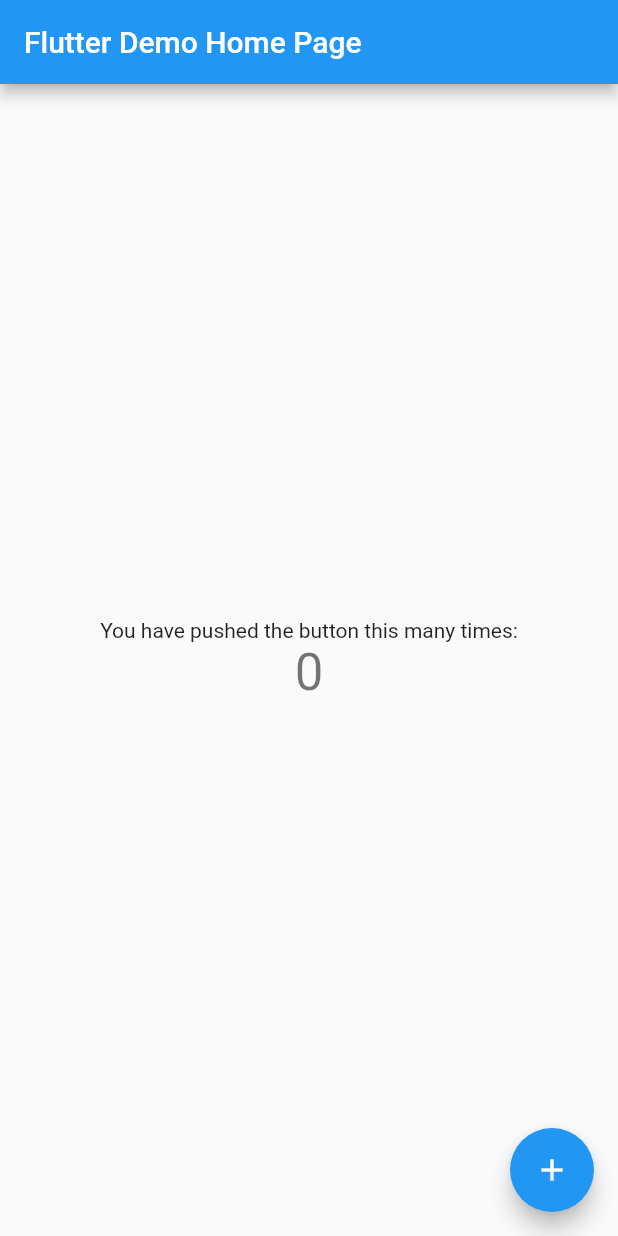
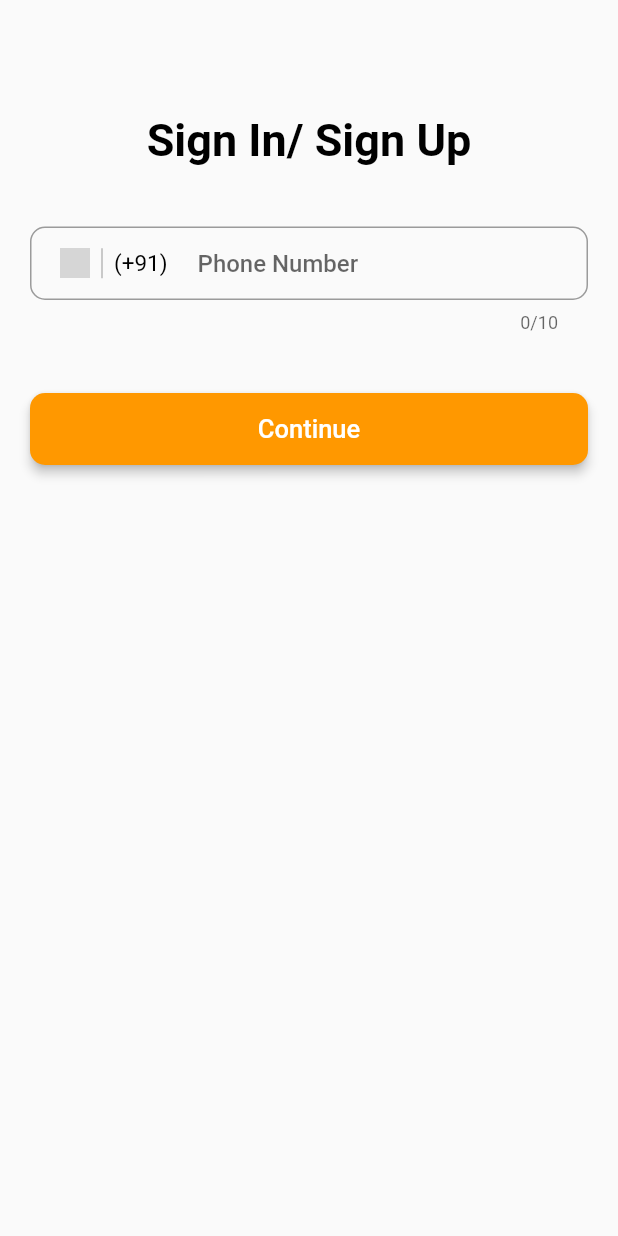
Before and after one commit to DhanushDivakar/malnutrition, a Flutter app: the screen it shows after launch, on a phone screen of 412 x 824 dp. Run offline on Flutter 3.47's test engine with Material 2 defaults, Android fonts, the phone set to English and light mode, and no system bars; network calls fail; Roboto replaces fonts that are missing (Poppins); grey boxes are pictures that could not be loaded.

Commit message:
auth - login

```diff
--- /dev/null
+++ b/lib/auth/login.dart
@@ -0,0 +1,288 @@
+import 'package:flutter/material.dart';
+
+class LoginPage extends StatefulWidget {
+  const LoginPage({super.key});
+
+  @override
+  State<LoginPage> createState() => _LoginPageState();
+}
+
+class _LoginPageState extends State<LoginPage> {
+   bool showLoading = false;
+  @override
+  Widget build(BuildContext context) {
+    final height = MediaQuery.of(context).size.height;
+    final width = MediaQuery.of(context).size.width;
+    return SafeArea(
+      child: Scaffold(
+
+        // backgroundColor: Colors.orange[100],
+        appBar: AppBar(
+        backgroundColor: Colors.transparent,
+        elevation: 0,
+        // leading: IconButton(
+        //   icon: Icon(
+        //     Icons.chevron_left_rounded,
+        //     color: Theme.of(context).colorScheme.primary,
+        //     size: 45,
+        //   ),
+        //   onPressed: () {
+        //     Navigator.of(context).pop();
+        //   },
+        // ),
+      ),
+        body: Column(
+        children: [
+          const Padding(
+            padding: EdgeInsets.all(20.0),
+            child: Text(
+              "Sign In/ Sign Up",
+              style: TextStyle(
+                fontWeight: FontWeight.w600,
+                fontSize: 30,
+                color: Colors.black,
+              ),
+            ),
+          ),
+          Padding(
+            padding: const EdgeInsets.all(20.0),
+            child: Form(
+              //key: formKey,
+              child: TextFormField(
+                validator: (value) {
+                  if (value!.isEmpty || value.length != 10) {
+                    return "Enter correct number";
+                  } else {
+                    return null;
+                  }
+                },
+                maxLength: 10,
+                autofocus: false,
+                style: const TextStyle(
+                    fontSize: 16,
+                    color: Colors.black,
+                    fontWeight: FontWeight.w500),
+                keyboardType: TextInputType.number,
+                cursorColor: Theme.of(context).colorScheme.primary,
+                textInputAction: TextInputAction.done,
+               // controller: phonenum,
+                decoration: InputDecoration(
+                  contentPadding: const EdgeInsets.fromLTRB(20, 15, 20, 15),
+                  hintText: "Phone Number",
+                  prefixIcon: Container(
+                    margin: const EdgeInsets.symmetric(horizontal: 20),
+                    child: Row(
+                      mainAxisSize: MainAxisSize.min,
+                      children: [
+                        IntrinsicHeight(
+                          child: Row(
+                            children: [
+                              SizedBox(
+                                height: 20,
+                                width: 20,
+                                child: Image.network('https://upload.wikimedia.org/wikipedia/en/thumb/4/41/Flag_of_India.svg/800px-Flag_of_India.svg.png')
+                              ),
+                              const VerticalDivider(
+                                color: Colors.black26,
+                                thickness: 1,
+                              ),
+                              const Text(
+                                "(+91)",
+                                style: TextStyle(
+                                    color: Colors.black, fontSize: 15),
+                              ),
+                            ],
+                          ),
+                        ),
+                      ],
+                    ),
+                  ),
+                  border: OutlineInputBorder(
+                    borderRadius: BorderRadius.circular(10),
+                    borderSide: const BorderSide(
+                      width: 0.2,
+                      color: Color.fromRGBO(230, 154, 141, 1),
+                    ),
+                  ),
+                  focusedBorder: OutlineInputBorder(
+                    borderSide: BorderSide(
+                        color: Theme.of(context).colorScheme.primary, width: 2),
+                    borderRadius: BorderRadius.circular(10.0),
+                  ),
+                ),
+              ),
+            ),
+          ),
+          Padding(
+            padding: const EdgeInsets.fromLTRB(20, 20, 20, 0),
+            child: Material(
+              elevation: 3,
+              borderRadius: BorderRadius.circular(10),
+              color: Theme.of(context).colorScheme.primary,
+              child: MaterialButton(
+                //padding: const EdgeInsets.fromLTRB(20, 15, 20, 15),
+                minWidth: MediaQuery.of(context).size.width,
+                onPressed: () async {
+                   FocusScope.of(context).unfocus();
+                  // final isValid = formKey.currentState!.validate();
+                  // if (isValid) {
+                  //   setState(() {
+                  //     showLoading = true;
+                  //   });
+                  //   CollectionReference collectionRef =
+                  //       FirebaseFirestore.instance.collection('users');
+
+                  //   // Get docs from collection reference
+                  //   QuerySnapshot querySnapshot = await collectionRef
+                  //       .where('phoneNumber', isEqualTo: phonenum.text)
+                  //       .get();
+                  //   //print(querySnapshot);
+                  //   // if(querySnapshot == null){
+                  //   //   print('new user');
+                  //   // }else{
+                  //   //   print('existing user');
+                  //   // }
+
+                  //   // Get data from docs and convert map to List
+                  //   final allData =
+                  //       querySnapshot.docs.map((doc) => doc.data()).toList();
+                  //   if (allData.isEmpty) {
+                  //     print('new user');
+                  //     Navigator.pushReplacement(
+                  //       context,
+                  //       MaterialPageRoute(
+                  //         builder: (context) => SignUp(
+                  //           phoneNumber: phonenum.text,
+                  //         ),
+                  //       ),
+                  //     );
+                  //   } else {
+                  //     print('old user');
+                  //     await auth.verifyPhoneNumber(
+                  //         phoneNumber: '+91${phonenum.text}',
+                  //         verificationCompleted: (_) {
+                  //           setState(() {
+                  //             showLoading = false;
+                  //           });
+                  //         },
+                  //         verificationFailed: (e) {
+                  //           final snackBar = SnackBar(
+                  //             behavior: SnackBarBehavior.floating,
+                  //             backgroundColor: Colors.transparent,
+                  //             elevation: 0,
+                  //             content: Container(
+                  //               padding: const EdgeInsets.all(8),
+                  //               decoration: BoxDecoration(
+                  //                 color: const Color.fromRGBO(138, 80, 196, 60),
+                  //                 borderRadius: BorderRadius.circular(10),
+                  //               ),
+                  //               child: Row(
+                  //                 mainAxisAlignment: MainAxisAlignment.center,
+                  //                 children: [
+                  //                   Expanded(
+                  //                     child: Text(
+                  //                       e.toString(),
+                  //                       textAlign: TextAlign.center,
+                  //                       style: TextStyle(fontSize: 15),
+                  //                     ),
+                  //                   ),
+                  //                 ],
+                  //               ),
+                  //             ),
+                  //           );
+                  //           ScaffoldMessenger.of(context)
+                  //               .showSnackBar(snackBar);
+                  //           setState(() {
+                  //             showLoading = false;
+                  //           });
+                  //           print(e.message);
+                  //         },
+                  //         codeSent: (String verificationId, int? token) async {
+                  //           Navigator.push(
+                  //             context,
+                  //             MaterialPageRoute(
+                  //               builder: (context) => OtpScreen(
+                  //                 verificationId: verificationId,
+                  //               ),
+                  //             ),
+                  //           );
+                  //           // await FirebaseFirestore.instance
+                  //           //     .collection('users')
+                  //           //     .doc(auth.currentUser!.uid)
+                  //           //     .set({
+                  //           //   'phoneNumber': phonenum.text,
+                  //           // });
+                  //           // final  uid = FirebaseAuth.instance.currentUser!.uid;
+                  //           // print(uid);
+
+                  //           setState(() {
+                  //             showLoading = false;
+                  //           });
+                  //         },
+                  //         codeAutoRetrievalTimeout: (e) {
+                  //           // final snackBar = SnackBar(
+                  //           //   behavior: SnackBarBehavior.floating,
+                  //           //   backgroundColor: Colors.transparent,
+                  //           //   elevation: 0,
+                  //           //   content: Container(
+                  //           //     padding: const EdgeInsets.all(8),
+                  //           //     decoration: BoxDecoration(
+                  //           //       color: const Color.fromRGBO(138, 80, 196, 60),
+                  //           //       borderRadius: BorderRadius.circular(10),
+                  //           //     ),
+                  //           //     child: Row(
+                  //           //       mainAxisAlignment: MainAxisAlignment.center,
+                  //           //       children: [
+                  //           //         Expanded(
+                  //           //           child: Text(
+                  //           //             e,
+                  //           //             textAlign: TextAlign.center,
+                  //           //             style: TextStyle(fontSize: 15),
+                  //           //           ),
+                  //           //         ),
+                  //           //       ],
+                  //           //     ),
+                  //           //   ),
+                  //           // );
+                  //           // ScaffoldMessenger.of(context).showSnackBar(
+                  //           //     snackBar);
+                  //           setState(() {
+                  //             showLoading = false;
+                  //           });
+                  //           print(e);
+                  //         });
+
+                  //     print(allData);
+
+                  //     //FirebaseFirestore.instance.collection('users').doc();
+                  //     print(phonenum.text);
+                  //     // print(FirebaseAuth.instance.currentUser!.uid);
+                  //     // if(FirebaseAuth.instance.currentUser!.uid.isNotEmpty){
+                  //     //   print("exixting user");
+                  //     //
+                  //     // }
+                  //   }
+                  // }
+                },
+                child: showLoading
+                    ? const CircularProgressIndicator(
+                        color: Colors.white,
+                      )
+                    : const Text(
+                        "Continue",
+                        textAlign: TextAlign.center,
+                        style: TextStyle(
+                          color: Colors.white,
+                          fontFamily: 'Poppins',
+                          fontSize: 17,
+                        ),
+                      ),
+              ),
+            ),
+          )
+        ],
+      ),
+      ),
+    );
+  }
+}
--- a/lib/main.dart
+++ b/lib/main.dart
@@ -1,4 +1,6 @@
 import 'package:flutter/material.dart';
+
+import 'auth/login.dart';
 
 void main() {
   runApp(const MyApp());
@@ -12,104 +14,12 @@
   Widget build(BuildContext context) {
     return MaterialApp(
       title: 'Flutter Demo',
+      debugShowCheckedModeBanner: false,
       theme: ThemeData(
-        // This is the theme of your application.
-        //
-        // Try running your application with "flutter run". You'll see the
-        // application has a blue toolbar. Then, without quitting the app, try
-        // changing the primarySwatch below to Colors.green and then invoke
-        // "hot reload" (press "r" in the console where you ran "flutter run",
-        // or simply save your changes to "hot reload" in a Flutter IDE).
-        // Notice that the counter didn't reset back to zero; the application
-        // is not restarted.
-        primarySwatch: Colors.blue,
+
+        primarySwatch: Colors.orange,
       ),
-      home: const MyHomePage(title: 'Flutter Demo Home Page'),
+      home:  LoginPage(),
     );
   }
 }
-
-class MyHomePage extends StatefulWidget {
-  const MyHomePage({super.key, required this.title});
-
-  // This widget is the home page of your application. It is stateful, meaning
-  // that it has a State object (defined below) that contains fields that affect
-  // how it looks.
-
-  // This class is the configuration for the state. It holds the values (in this
-  // case the title) provided by the parent (in this case the App widget) and
-  // used by the build method of the State. Fields in a Widget subclass are
-  // always marked "final".
-
-  final String title;
-
-  @override
-  State<MyHomePage> createState() => _MyHomePageState();
-}
-
-class _MyHomePageState extends State<MyHomePage> {
-  int _counter = 0;
-
-  void _incrementCounter() {
-    setState(() {
-      // This call to setState tells the Flutter framework that something has
-      // changed in this State, which causes it to rerun the build method below
-      // so that the display can reflect the updated values. If we changed
-      // _counter without calling setState(), then the build method would not be
-      // called again, and so nothing would appear to happen.
-      _counter++;
-    });
-  }
-
-  @override
-  Widget build(BuildContext context) {
-    // This method is rerun every time setState is called, for instance as done
-    // by the _incrementCounter method above.
-    //
-    // The Flutter framework has been optimized to make rerunning build methods
-    // fast, so that you can just rebuild anything that needs updating rather
-    // than having to individually change instances of widgets.
-    return Scaffold(
-      appBar: AppBar(
-        // Here we take the value from the MyHomePage object that was created by
-        // the App.build method, and use it to set our appbar title.
-        title: Text(widget.title),
-      ),
-      body: Center(
-        // Center is a layout widget. It takes a single child and positions it
-        // in the middle of the parent.
-        child: Column(
-          // Column is also a layout widget. It takes a list of children and
-          // arranges them vertically. By default, it sizes itself to fit its
-          // children horizontally, and tries to be as tall as its parent.
-          //
-          // Invoke "debug painting" (press "p" in the console, choose the
-          // "Toggle Debug Paint" action from the Flutter Inspector in Android
-          // Studio, or the "Toggle Debug Paint" command in Visual Studio Code)
-          // to see the wireframe for each widget.
-          //
-          // Column has various properties to control how it sizes itself and
-          // how it positions its children. Here we use mainAxisAlignment to
-          // center the children vertically; the main axis here is the vertical
-          // axis because Columns are vertical (the cross axis would be
-          // horizontal).
-          mainAxisAlignment: MainAxisAlignment.center,
-          children: <Widget>[
-            const Text(
-              'You have pushed the button this many times:',
-            ),
-            Text(
-              '$_counter',
-              style: Theme.of(context).textTheme.headline4,
-            ),
-          ],
-        ),
-      ),
-      floatingActionButton: FloatingActionButton(
-        onPressed: _incrementCounter,
-        tooltip: 'Increment',
-        child: const Icon(Icons.add),
-      ), // This trailing comma makes auto-formatting nicer for build methods.
-    );
-  }
-}
```
Also changed, not shown: lib/auth/register.dart (added, +288 -0 lines).
